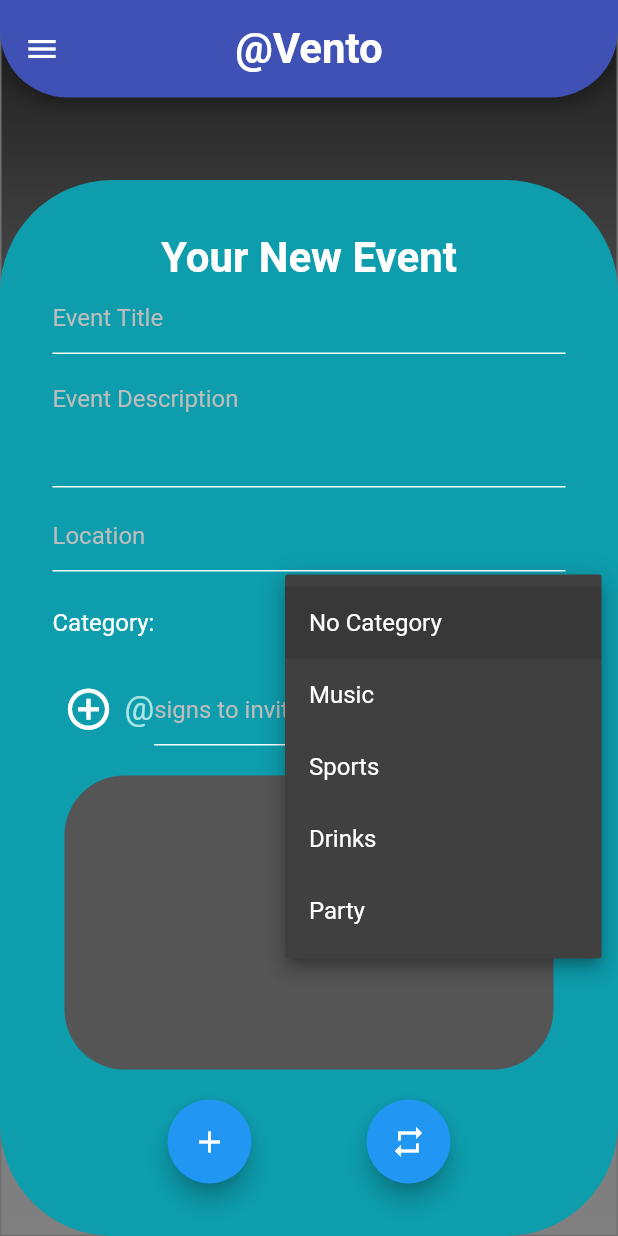
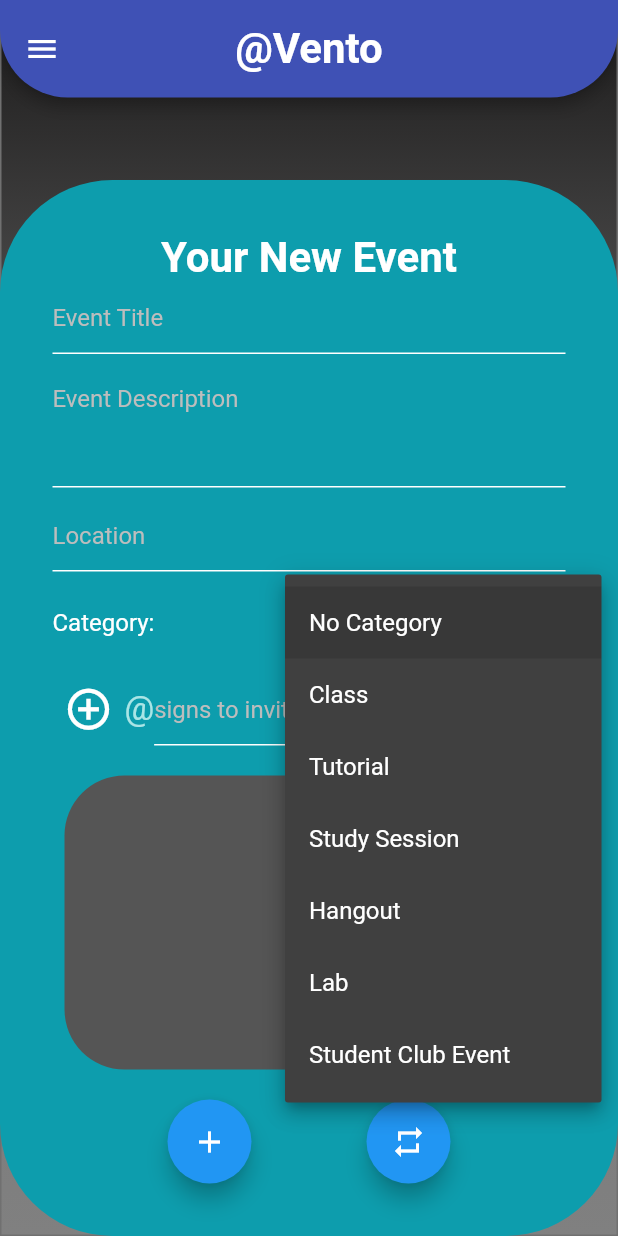
Before and after one commit to JasperDanC/AtEvent, a Flutter app: the EventCreateScreen screen opened by its route, after a tap on "No Category", on a phone screen of 412 x 824 dp. Run offline on Flutter 3.47's test engine with Material 2 defaults, Android fonts, the light colour scheme and no system bars; our stand-ins replace date_time_picker, fluttertoast, latlong, syncfusion_flutter_calendar, table_calendar, toggle_switch; missing offline and left inert: adobe_xd, at_client_mobile, at_common_flutter, at_commons, at_contact, at_contacts_flutter and 6 more.

Commit message:
Lots of lil changes. Catgories + Homescreen

```diff
--- a/at_event/lib/models/event_datatypes.dart
+++ b/at_event/lib/models/event_datatypes.dart
@@ -26,18 +26,20 @@ class EventNotificationModel {
       case 'EventCategory.None':
         category = EventCategory.None;
         break;
-      case 'EventCategory.Party':
-        category = EventCategory.Party;
+      case 'EventCategory.Class':
+        category = EventCategory.Class;
         break;
-      case 'EventCategory.Sports':
-        category= EventCategory.Sports;
+      case 'EventCategory.Hangout':
+        category= EventCategory.Hangout;
         break;
-      case 'EventCategory.Music':
-        category = EventCategory.Music;
+      case 'EventCategory.Lab':
+        category = EventCategory.Lab;
         break;
-      case 'EventCategory.Bar':
-        category = EventCategory.Bar;
+      case 'EventCategory.Tutorial':
+        category = EventCategory.Tutorial;
         break;
+      case 'EventCategory.StudentClubEvent':
+        category = EventCategory.StudentClubEvent;
     }
     description = data['description'] ?? '';
     peopleGoing = data['peopleGoing'] == '[]' || data['peopleGoing'] == ''
@@ -165,10 +167,12 @@ class Setting {
 }
 
 enum EventCategory {
-  Party,
-  Music,
-  Bar,
-  Sports,
+  Class,
+  Tutorial,
+  StudySession,
+  Hangout,
+  Lab,
+  StudentClubEvent,
   None,
 }
 
--- a/at_event/lib/screens/event_create_screen.dart
+++ b/at_event/lib/screens/event_create_screen.dart
@@ -154,27 +154,39 @@ class _EventCreateScreenState extends State<EventCreateScreen> {
                           ),
                           DropdownMenuItem(
                             child: Text(
-                              "Music",
+                              "Class",
                             ),
                             value: 2,
                           ),
                           DropdownMenuItem(
                             child: Text(
-                              "Sports",
+                              "Tutorial",
                             ),
                             value: 3,
                           ),
                           DropdownMenuItem(
                             child: Text(
-                              "Drinks",
+                              "Study Session",
                             ),
                             value: 4,
                           ),
                           DropdownMenuItem(
                             child: Text(
-                              "Party",
+                              "Hangout",
                             ),
                             value: 5,
+                          ),
+                          DropdownMenuItem(
+                            child: Text(
+                              "Lab",
+                            ),
+                            value: 6,
+                          ),
+                          DropdownMenuItem(
+                            child: Text(
+                              "Student Club Event",
+                            ),
+                            value: 7,
                           ),
                         ],
                       ),
@@ -407,16 +419,22 @@ class _EventCreateScreenState extends State<EventCreateScreen> {
           _eventCategory = EventCategory.None;
           break;
         case 2:
-          _eventCategory = EventCategory.Music;
+          _eventCategory = EventCategory.Class;
           break;
         case 3:
-          _eventCategory = EventCategory.Sports;
+          _eventCategory = EventCategory.Tutorial;
           break;
         case 4:
-          _eventCategory = EventCategory.Bar;
+          _eventCategory = EventCategory.StudySession;
           break;
         case 5:
-          _eventCategory = EventCategory.Party;
+          _eventCategory = EventCategory.Hangout;
+          break;
+        case 6:
+          _eventCategory = EventCategory.Lab;
+          break;
+        case 7:
+          _eventCategory = EventCategory.StudentClubEvent;
           break;
         default:
           _eventCategory = EventCategory.None;
@@ -479,16 +497,22 @@ class _EventCreateScreenState extends State<EventCreateScreen> {
           _eventCategory = EventCategory.None;
           break;
         case 2:
-          _eventCategory = EventCategory.Music;
+          _eventCategory = EventCategory.Class;
           break;
         case 3:
-          _eventCategory = EventCategory.Sports;
+          _eventCategory = EventCategory.Tutorial;
           break;
         case 4:
-          _eventCategory = EventCategory.Bar;
+          _eventCategory = EventCategory.StudySession;
           break;
         case 5:
-          _eventCategory = EventCategory.Party;
+          _eventCategory = EventCategory.Hangout;
+          break;
+        case 6:
+          _eventCategory = EventCategory.Lab;
+          break;
+        case 7:
+          _eventCategory = EventCategory.StudentClubEvent;
           break;
         default:
           _eventCategory = EventCategory.None;
--- a/at_event/lib/screens/event_details_screen.dart
+++ b/at_event/lib/screens/event_details_screen.dart
@@ -35,7 +35,7 @@ void main() {
           '@buggs',
           '@george',
         ],
-      category: EventCategory.Party
+      category: EventCategory.Class
     ),
   ));
 }
@@ -68,20 +68,26 @@ class _EventDetailsScreenState extends State<EventDetailsScreen> {
 
     String categoryString;
     switch(widget.event.category){
-      case EventCategory.Party:
+      case EventCategory.Class:
         categoryString = 'Party';
         break;
-      case EventCategory.Music:
-        categoryString = 'Music';
-        break;
-      case EventCategory.Bar:
-        categoryString = 'Bar';
-        break;
-      case EventCategory.Sports:
-        categoryString = 'Sports';
+      case EventCategory.Tutorial:
+        categoryString = 'Tutorial';
         break;
       case EventCategory.None:
         categoryString = 'No Category';
+        break;
+      case EventCategory.StudySession:
+        categoryString = 'Study Session';
+        break;
+      case EventCategory.Hangout:
+        categoryString = 'Hangout';
+        break;
+      case EventCategory.Lab:
+        categoryString = 'Lab';
+        break;
+      case EventCategory.StudentClubEvent:
+        categoryString = 'Student Club Event';
         break;
     }
     return Background(
--- a/at_event/lib/screens/event_edit_screen.dart
+++ b/at_event/lib/screens/event_edit_screen.dart
@@ -65,20 +65,26 @@ class _EventEditScreenState extends State<EventEditScreen> {
   void initState() {
     getAtSign();
     switch (widget.event.category) {
-      case EventCategory.Party:
+      case EventCategory.Class:
+        _dropDownValue = 2;
+        break;
+      case EventCategory.Tutorial:
+        _dropDownValue = 3;
+        break;
+      case EventCategory.StudySession:
         _dropDownValue = 4;
         break;
-      case EventCategory.Music:
-        _dropDownValue = 1;
+      case EventCategory.Hangout:
+        _dropDownValue = 5;
         break;
-      case EventCategory.Bar:
-        _dropDownValue = 3;
+      case EventCategory.Lab:
+        _dropDownValue = 6;
         break;
-      case EventCategory.Sports:
-        _dropDownValue = 2;
+      case EventCategory.StudentClubEvent:
+        _dropDownValue = 7;
         break;
       case EventCategory.None:
-        _dropDownValue = 0;
+        _dropDownValue = 1;
         break;
     }
     final ScrollController _scrollController = ScrollController();
@@ -117,7 +123,8 @@ class _EventEditScreenState extends State<EventEditScreen> {
                   },
                   decoration: InputDecoration(
                     hintText: widget.event.eventName,
-                    hintStyle: kEventDetailsTextStyle.copyWith(color: Colors.grey[400]),
+                    hintStyle: kEventDetailsTextStyle.copyWith(
+                        color: Colors.grey[400]),
                     enabledBorder: UnderlineInputBorder(
                         borderSide: BorderSide(color: Colors.white)),
                     focusedBorder: UnderlineInputBorder(
@@ -139,7 +146,8 @@ class _EventEditScreenState extends State<EventEditScreen> {
                     style: kEventDetailsTextStyle,
                     decoration: InputDecoration(
                       hintText: widget.event.description,
-                      hintStyle: kEventDetailsTextStyle.copyWith(color: Colors.grey[400]),
+                      hintStyle: kEventDetailsTextStyle.copyWith(
+                          color: Colors.grey[400]),
                       enabledBorder: UnderlineInputBorder(
                           borderSide: BorderSide(color: Colors.white)),
                       focusedBorder: UnderlineInputBorder(
@@ -156,10 +164,10 @@ class _EventEditScreenState extends State<EventEditScreen> {
                       widget.event.location = value;
                     });
                   },
-
                   decoration: InputDecoration(
                     hintText: widget.event.location,
-                    hintStyle: kEventDetailsTextStyle.copyWith(color: Colors.grey[400]),
+                    hintStyle: kEventDetailsTextStyle.copyWith(
+                        color: Colors.grey[400]),
                     enabledBorder: UnderlineInputBorder(
                         borderSide: BorderSide(color: Colors.white)),
                     focusedBorder: UnderlineInputBorder(
@@ -175,7 +183,6 @@ class _EventEditScreenState extends State<EventEditScreen> {
                       ),
                     ),
                     Expanded(
-
                       child: DropdownButtonFormField(
                         style: kEventDetailsTextStyle,
                         dropdownColor: kBackgroundGrey,
@@ -192,27 +199,39 @@ class _EventEditScreenState extends State<EventEditScreen> {
                           ),
                           DropdownMenuItem(
                             child: Text(
-                              "Music",
+                              "Class",
                             ),
                             value: 2,
                           ),
                           DropdownMenuItem(
                             child: Text(
-                              "Sports",
+                              "Tutorial",
                             ),
                             value: 3,
                           ),
                           DropdownMenuItem(
                             child: Text(
-                              "Drinks",
+                              "Study Session",
                             ),
                             value: 4,
                           ),
                           DropdownMenuItem(
                             child: Text(
-                              "Party",
+                              "Hangout",
                             ),
                             value: 5,
+                          ),
+                          DropdownMenuItem(
+                            child: Text(
+                              "Lab",
+                            ),
+                            value: 6,
+                          ),
+                          DropdownMenuItem(
+                            child: Text(
+                              "Student Club Event",
+                            ),
+                            value: 7,
                           ),
                         ],
                       ),
@@ -264,7 +283,6 @@ class _EventEditScreenState extends State<EventEditScreen> {
                                 borderSide: BorderSide(color: Colors.white)),
                           ),
                           type: DateTimePickerType.time,
-
                           initialDate: widget.event.to,
                           firstDate: DateTime(2000),
                           lastDate: DateTime(2100),
@@ -314,29 +332,34 @@ class _EventEditScreenState extends State<EventEditScreen> {
   }
 
   _update() async {
-
     switch (_dropDownValue) {
       case 1:
         _eventCategory = EventCategory.None;
         break;
       case 2:
-          _eventCategory = EventCategory.Music;
+        _eventCategory = EventCategory.Class;
         break;
       case 3:
-          _eventCategory = EventCategory.Sports;
+        _eventCategory = EventCategory.Tutorial;
         break;
       case 4:
-          _eventCategory = EventCategory.Bar;
+        _eventCategory = EventCategory.StudySession;
         break;
       case 5:
-          _eventCategory = EventCategory.Party;
+        _eventCategory = EventCategory.Hangout;
+        break;
+      case 6:
+        _eventCategory = EventCategory.Lab;
+        break;
+      case 7:
+        _eventCategory = EventCategory.StudentClubEvent;
         break;
       default:
         _eventCategory = EventCategory.None;
     }
     EventNotificationModel oldEventModel = widget.event.realEvent;
     Event newEvent;
-      if(_eventDay == null || _eventStartTime == null || _eventEndTime == null){
+    if (_eventDay == null || _eventStartTime == null || _eventEndTime == null) {
       newEvent = oldEventModel.event;
     } else {
       newEvent = Event()
@@ -345,8 +368,8 @@ class _EventEditScreenState extends State<EventEditScreen> {
         ..endTime = DateTime.parse(_eventDay + " " + _eventEndTime);
     }
 
-
-      Setting location = Setting()..label = _eventLocation!=null ? _eventLocation: widget.event.location;
+    Setting location = Setting()
+      ..label = _eventLocation != null ? _eventLocation : widget.event.location;
 
     EventNotificationModel newEventNotification = EventNotificationModel()
       ..event = newEvent
@@ -354,8 +377,8 @@ class _EventEditScreenState extends State<EventEditScreen> {
       ..category = _eventCategory
       ..peopleGoing = oldEventModel.peopleGoing
       ..group = null
-        ..title = _eventTitle!=null ? _eventTitle: widget.event.eventName
-        ..description = _eventDesc!=null ? _eventDesc: widget.event.description
+      ..title = _eventTitle != null ? _eventTitle : widget.event.eventName
+      ..description = _eventDesc != null ? _eventDesc : widget.event.description
       ..setting = location
       ..key = oldEventModel.key;
 
@@ -368,15 +391,14 @@ class _EventEditScreenState extends State<EventEditScreen> {
     atKey.metadata = metadata;
     print(atKey.toString());
 
-      String storedValue =
-          EventNotificationModel.convertEventNotificationToJson(
+    String storedValue = EventNotificationModel.convertEventNotificationToJson(
         newEventNotification);
     await clientSdkService.put(atKey, storedValue);
 
-      for(String invitee in newEventNotification.invitees){
+    for (String invitee in newEventNotification.invitees) {
       atKey.sharedWith = invitee;
       var operation = OperationEnum.update;
-        await clientSdkService.notify(atKey, storedValue,operation);
+      await clientSdkService.notify(atKey, storedValue, operation);
     }
 
     Navigator.pop(context);
@@ -388,7 +410,6 @@ class _EventEditScreenState extends State<EventEditScreen> {
         ),
       ),
     );
-
   }
 
   getAtSign() async {
--- a/at_event/lib/screens/home_screen.dart
+++ b/at_event/lib/screens/home_screen.dart
@@ -1,5 +1,6 @@
 import 'package:at_event/utils/constants.dart';
 import 'package:at_event/screens/calendar_screen.dart';
+import 'package:at_onboarding_flutter/services/size_config.dart';
 import 'package:flutter/cupertino.dart';
 import 'package:flutter/material.dart';
 import 'package:table_calendar/table_calendar.dart';
@@ -7,12 +8,14 @@ import 'package:at_event/models/ui_event.dart';
 import 'package:at_event/Widgets/event_tiles.dart';
 import '../service/client_sdk_service.dart';
 import '../utils/constants.dart';
+import 'package:intl/intl.dart';
 import 'package:at_event/models/event_type_model_homescreen.dart';
 import 'package:at_event/models/events_model_homescreen.dart';
 import 'package:at_event/data/data_homescreen.dart';
 import 'package:at_contacts_flutter/at_contacts_flutter.dart';
 import 'package:at_event/Widgets/circle_avatar.dart';
 import 'package:at_event/utils/functions.dart';
+import 'package:at_event/models/event_datatypes.dart';
 
 class HomeScreen extends StatefulWidget {
   @override
@@ -27,14 +30,18 @@ class _HomeScreenState extends State<HomeScreen> {
   GlobalKey<ScaffoldState> scaffoldKey;
 
   List<EventTypeModel> eventsType = getEventTypes();
-  List<EventsModel> events = getEvents();
-
+  List<UI_Event> events = [];
 
   @override
   void initState() {
     getAtSignAndInitContacts();
     scan();
     scaffoldKey = GlobalKey<ScaffoldState>();
+    for(UI_Event e in globalUIEvents){
+      if(isToday(e)){
+        events.add(e);
+      }
+    }
     super.initState();
   }
 
@@ -147,15 +154,12 @@ class _HomeScreenState extends State<HomeScreen> {
                         return isSameDay(_selectedDay, day);
                       },
                       onPageChanged: (focusedDay) {
-
                         _focusedDay = focusedDay;
                       },
                       onFormatChanged: (format) {
-
                         Navigator.pushNamed(context, '/CalendarScreen');
                       },
                       onDaySelected: (selectedDay, today) {
-
                         Navigator.push(context,
                             MaterialPageRoute(builder: (context) {
                           return CalendarScreen(specificDay: selectedDay);
@@ -186,7 +190,7 @@ class _HomeScreenState extends State<HomeScreen> {
                       eventLoader: (day) {
                         List<UI_Event> allEvents = [];
                         for (int i = 0; i < globalUIEvents.length; i++) {
-                          if(globalUIEvents[i].from != null){
+                          if (globalUIEvents[i].from != null) {
                             if (globalUIEvents[i].from.day == day.day &&
                                 globalUIEvents[i].from.month == day.month &&
                                 globalUIEvents[i].from.year == day.year) {
@@ -205,18 +209,34 @@ class _HomeScreenState extends State<HomeScreen> {
                 style: kSubHeadingTextStyle,
               ),
               Container(
-                child: ListView.builder(
+                height: SizeConfig().screenHeight * 0.42,
+                child: events.length>0 ?ListView.builder(
                     padding: EdgeInsets.only(top: 8),
                     shrinkWrap: true,
                     itemCount: events.length,
                     itemBuilder: (context, index) {
                       return PopularEventTile(
-                        desc: events[index].desc,
-                        imgAssetPath: events[index].imgeAssetPath,
-                        address: events[index].address,
-                        date: events[index].date,
+                        desc: events[index].eventName,
+                        address: events[index].location,
+                        date: DateFormat('hh:MM a').format(events[index].from),
                       );
-                    }),
+                    }):
+                    Column(
+                      children: [
+                        SizedBox(
+                          height: 40,
+                        ),
+                        Container(
+                          width: 250,
+                          child: Text(
+
+                            'Seems that you have no events today',
+                            style: kSubHeadingTextStyle,
+                            textAlign: TextAlign.center,
+                          ),
+                        ),
+                      ],
+                    ),
               ),
             ],
           ),
@@ -234,4 +254,82 @@ class _HomeScreenState extends State<HomeScreen> {
     initializeContactsService(clientSdkService.atClientInstance, activeAtSign,
         rootDomain: MixedConstants.ROOT_DOMAIN);
   }
+
+  int calculateDifference(DateTime date) {
+    DateTime now = DateTime.now();
+    return DateTime(date.year, date.month, date.day)
+        .difference(DateTime(now.year, now.month, now.day))
+        .inDays;
+  }
+
+  bool isToday(UI_Event ui_event) {
+    if (!ui_event.isRecurring) {
+      return calculateDifference(ui_event.from) == 0;
+    } else {
+      if (ui_event.realEvent.event.repeatCycle == RepeatCycle.WEEK) {
+        int currentWeekday;
+        switch (ui_event.realEvent.event.occursOn) {
+          case Week.SUNDAY:
+            currentWeekday = 7;
+            break;
+          case Week.MONDAY:
+            currentWeekday = 1;
+            break;
+          case Week.TUESDAY:
+            currentWeekday = 2;
+            break;
+          case Week.WEDNESDAY:
+            currentWeekday = 3;
+            break;
+          case Week.THURSDAY:
+            currentWeekday = 4;
+            break;
+          case Week.FRIDAY:
+            currentWeekday = 5;
+            break;
+          case Week.SATURDAY:
+            currentWeekday = 6;
+            break;
+        }
+        return DateTime.now().isAfter(ui_event.from) &&
+            DateTime.now().weekday == currentWeekday &&
+            (
+                (
+                    ui_event.realEvent.event.endsOn == EndsOn.NEVER
+                )
+                    ||
+                (
+                    ui_event.realEvent.event.endsOn == EndsOn.AFTER &&
+                        (DateTime.now().difference(ui_event.from).inDays / 7) * ui_event.realEvent.event.repeatDuration <
+                        ui_event.realEvent.event.endEventAfterOccurrence
+                )
+                    ||
+                (
+                    ui_event.realEvent.event.endsOn == EndsOn.ON &&
+                    DateTime.now()
+                        .isBefore(ui_event.realEvent.event.endEventOnDate)
+                )
+            );
+      } else {
+        return DateTime.now().day ==ui_event.to.day &&
+            (
+                (
+                    ui_event.realEvent.event.endsOn == EndsOn.NEVER
+                )
+                    ||
+                    (
+                        ui_event.realEvent.event.endsOn == EndsOn.AFTER &&
+                            DateTime.now().difference(ui_event.from).inDays / 30.436875 <
+                                ui_event.realEvent.event.endEventAfterOccurrence
+                    )
+                    ||
+                    (
+                        ui_event.realEvent.event.endsOn == EndsOn.ON &&
+                            DateTime.now()
+                                .isBefore(ui_event.realEvent.event.endEventOnDate)
+                    )
+            );
+      }
+    }
+  }
 }
--- a/at_event/lib/utils/functions.dart
+++ b/at_event/lib/utils/functions.dart
@@ -119,8 +119,6 @@ Future<String> lookup(AtKey atKey) async {
 }
 
 Future<bool> startMonitor(currentAtSign) async {
-
-
   await ClientSdkService.getInstance().startMonitor(currentAtSign, _notificationCallback);
   print('Monitor started');
   return true;
@@ -204,10 +202,12 @@ void _notificationCallback(dynamic response) async {
 
       //delete the confirmation key
       await ClientSdkService.getInstance().delete(realKey);
+      scan();
       return;
     }
 
     await ClientSdkService.getInstance().put(realKey, value);
+    scan();
   }
 
 }
```
Lines whose indentation alone changed are shown as unchanged.
